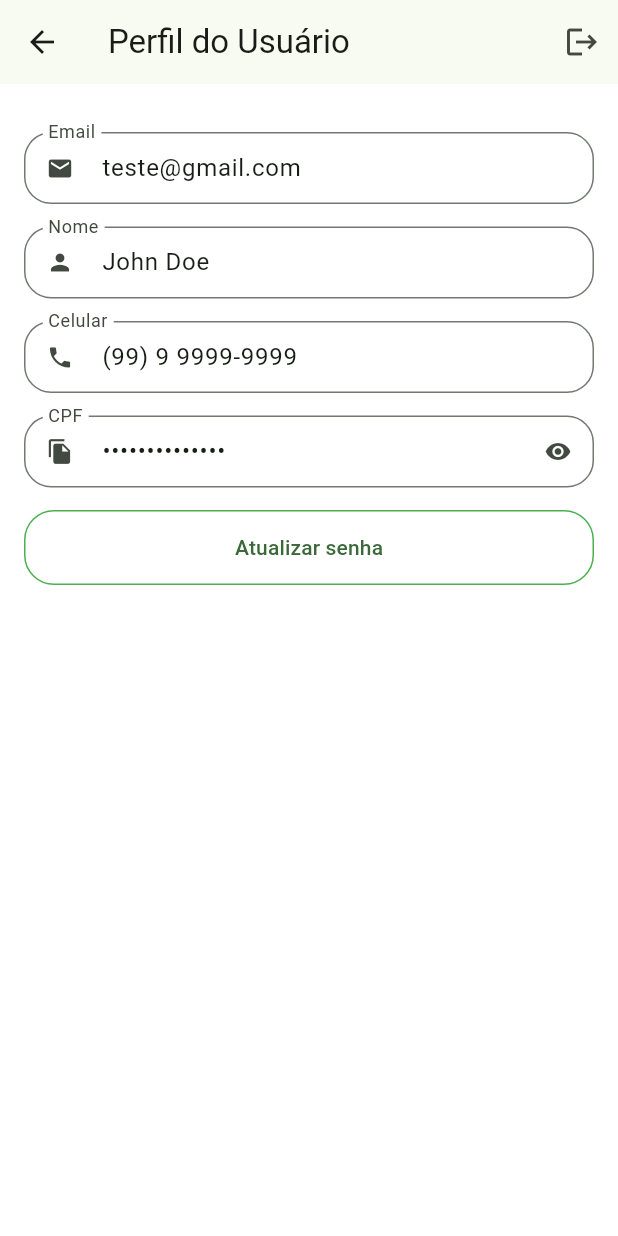
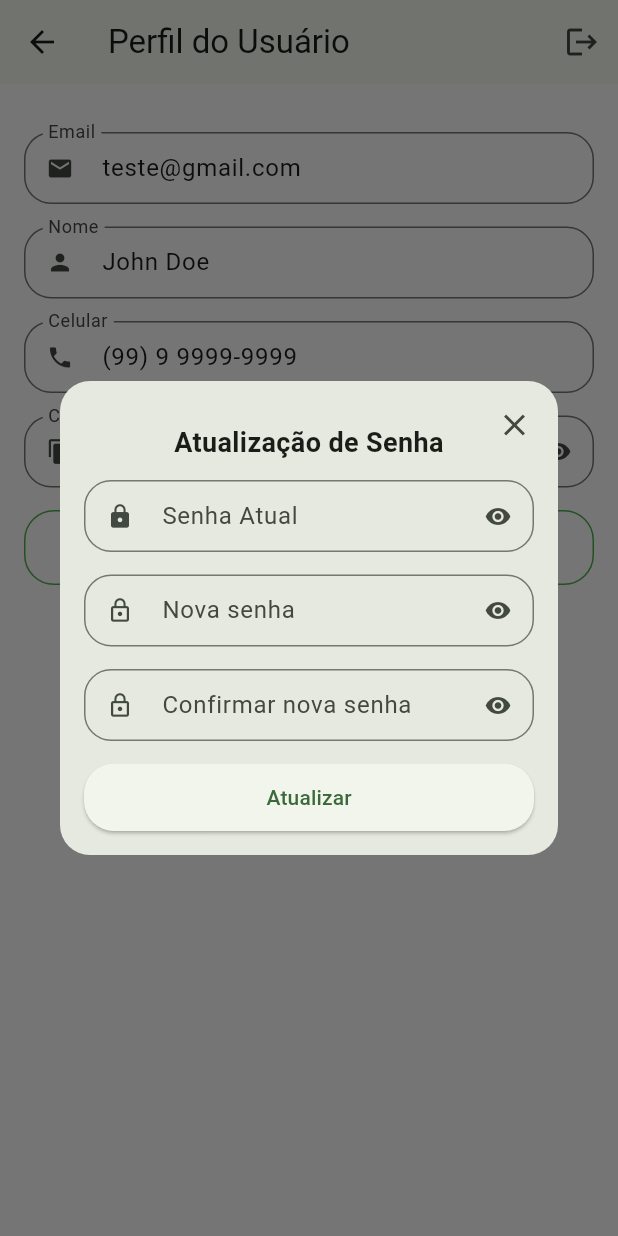
Before and after one commit to juriaCardozo/greengrocer-getx, a Flutter app: the ProfileTab screen opened directly, after a tap on "Atualizar senha", on a phone screen of 412 x 824 dp. Run offline on Flutter 3.47's test engine with Material 2 defaults, Android fonts, the phone set to English and light mode, and no system bars; our stand-ins replace animated_text_kit, mask_text_input_formatter.

Commit message:
Dialog para atualizar senha

```diff
--- a/lib/src/pages/profile/profile_tab.dart
+++ b/lib/src/pages/profile/profile_tab.dart
@@ -2,9 +2,14 @@ import 'package:flutter/material.dart';
 import 'package:greengrocer/src/pages/common_widgets/custom_text_field.dart';
 import 'package:greengrocer/src/config/app_data.dart' as app_data;
 
-class ProfileTab extends StatelessWidget {
+class ProfileTab extends StatefulWidget {
   const ProfileTab({super.key});
 
+  @override
+  State<ProfileTab> createState() => _ProfileTabState();
+}
+
+class _ProfileTabState extends State<ProfileTab> {
   @override
   Widget build(BuildContext context) {
     return Scaffold(
@@ -69,7 +74,9 @@ class ProfileTab extends StatelessWidget {
                   color: Colors.green,
                 ),
               ),
-              onPressed: () {},
+              onPressed: () {
+                updatePassword();
+              },
               child: const Text('Atualizar senha'),
             ),
           ),
@@ -77,4 +84,93 @@ class ProfileTab extends StatelessWidget {
       ),
     );
   }
+
+  // Função
+  Future<bool?> updatePassword() {
+    return showDialog(
+      context: context,
+      builder: (context) {
+        // Caixa de diálogo
+        return Dialog(
+          shape: RoundedRectangleBorder(
+            borderRadius: BorderRadius.circular(20),
+          ),
+          child: Stack(
+            children: [
+              Padding(
+                padding: const EdgeInsets.all(16.0),
+                child: Column(
+                  crossAxisAlignment: CrossAxisAlignment.stretch,
+                  mainAxisSize: MainAxisSize.min,
+                  children: [
+                    // Título
+                    Padding(
+                      padding: EdgeInsets.symmetric(vertical: 12),
+                      child: Text(
+                        textAlign: TextAlign.center,
+                        'Atualização de Senha',
+                        style: TextStyle(
+                          fontSize: 18,
+                          fontWeight: FontWeight.bold,
+                        ),
+                      ),
+                    ),
+
+                    // Campo Senha Atual
+                    CustomTextField(
+                      icon: Icons.lock,
+                      label: 'Senha Atual',
+                      isSecret: true,
+                    ),
+
+                    // Campo Nova Senha
+                    CustomTextField(
+                      icon: Icons.lock_outline,
+                      label: 'Nova senha',
+                      isSecret: true,
+                    ),
+
+                    // Campo Confirmação Nova Senha
+                    CustomTextField(
+                      icon: Icons.lock_outline,
+                      label: 'Confirmar nova senha',
+                      isSecret: true,
+                    ),
+
+                    // Botão de Confirmação
+                    SizedBox(
+                      height: 45,
+                      child: ElevatedButton(
+                        style: ElevatedButton.styleFrom(
+                          shape: RoundedRectangleBorder(
+                            borderRadius: BorderRadius.circular(20),
+                          ),
+                        ),
+                        onPressed: () {},
+                        child: Text(
+                          'Atualizar',
+                        ),
+                      ),
+                    ),
+                  ],
+                ),
+              ),
+
+              //Botão de fechar
+              Positioned(
+                top: 5,
+                right: 5,
+                child: IconButton(
+                  onPressed: () {
+                    Navigator.of(context).pop();
+                  },
+                  icon: Icon(Icons.close),
+                ),
+              ),
+            ],
+          ),
+        );
+      },
+    );
+  }
 }
```
